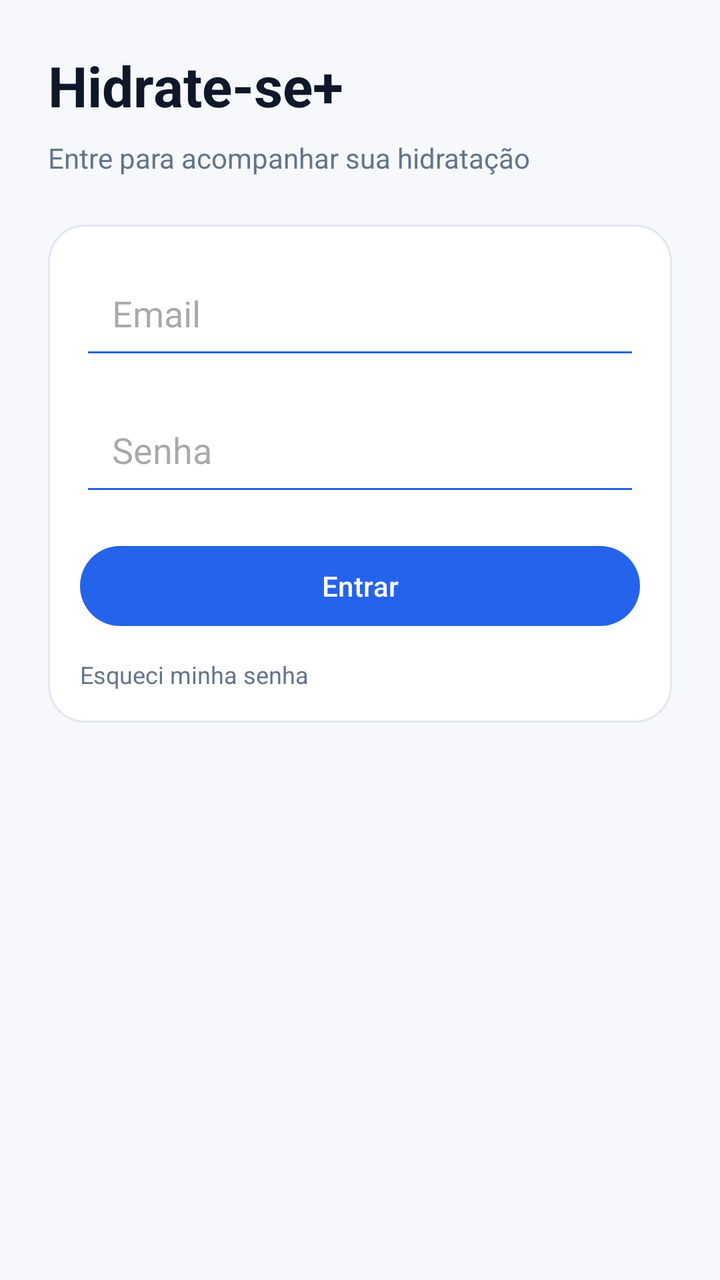
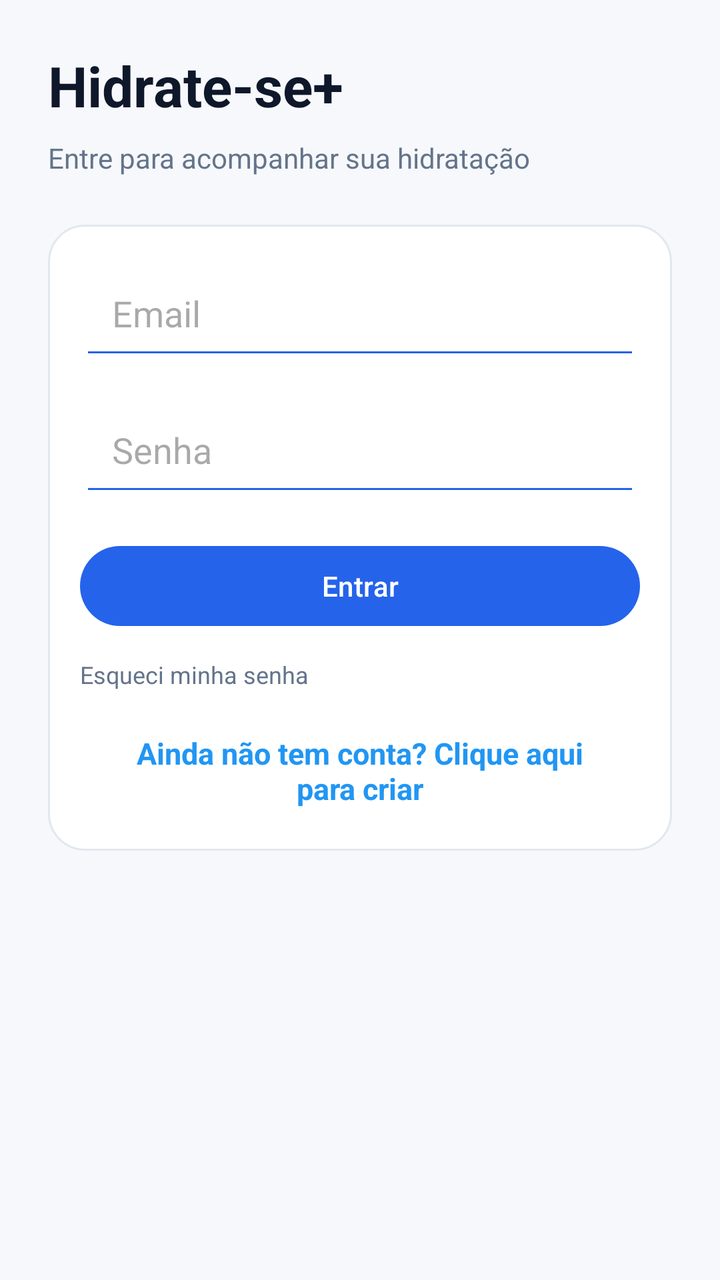

An Android layout rendered at two revisions. The XML below is the earlier revision; the diff shows what the commit changed to produce the second picture.
<!-- AndroidManifest.xml: application theme Theme.Hidratese -->
<!-- res/layout/activity_login.xml -->
<?xml version="1.0" encoding="utf-8"?>
<androidx.constraintlayout.widget.ConstraintLayout xmlns:android="http://schemas.android.com/apk/res/android"
    xmlns:app="http://schemas.android.com/apk/res-auto"
    android:layout_width="match_parent"
    android:layout_height="match_parent"
    android:padding="@dimen/space_lg"
    android:background="@color/bg">

    <TextView
        android:id="@+id/tvTitle"
        android:layout_width="0dp"
        android:layout_height="wrap_content"
        android:text="Hidrate-se+"
        android:textSize="28sp"
        android:textStyle="bold"
        android:textColor="@color/text"
        app:layout_constraintTop_toTopOf="parent"
        app:layout_constraintStart_toStartOf="parent"
        app:layout_constraintEnd_toEndOf="parent"/>

    <TextView
        android:id="@+id/tvSubtitle"
        android:layout_width="0dp"
        android:layout_height="wrap_content"
        android:layout_marginTop="@dimen/space_xs"
        android:text="Entre para acompanhar sua hidratação"
        android:textSize="@dimen/text_subtitle"
        android:textColor="@color/text_muted"
        app:layout_constraintTop_toBottomOf="@id/tvTitle"
        app:layout_constraintStart_toStartOf="parent"
        app:layout_constraintEnd_toEndOf="parent"/>

    <LinearLayout
        android:id="@+id/cardLogin"
        android:layout_width="0dp"
        android:layout_height="wrap_content"
        android:layout_marginTop="@dimen/space_lg"
        android:background="@drawable/bg_card"
        android:orientation="vertical"
        android:padding="@dimen/space_md"
        app:layout_constraintTop_toBottomOf="@id/tvSubtitle"
        app:layout_constraintStart_toStartOf="parent"
        app:layout_constraintEnd_toEndOf="parent">

        <EditText
            android:id="@+id/etEmail"
            android:layout_width="match_parent"
            android:layout_height="wrap_content"
            android:hint="@string/email"
            android:inputType="textEmailAddress"
            android:padding="@dimen/space_md"
            android:backgroundTint="@color/brand"
            android:textColor="@color/text" />

        <EditText
            android:id="@+id/etPassword"
            android:layout_width="match_parent"
            android:layout_height="wrap_content"
            android:layout_marginTop="@dimen/space_sm"
            android:hint="@string/password"
            android:inputType="textPassword"
            android:padding="@dimen/space_md"
            android:backgroundTint="@color/brand"
            android:textColor="@color/text" />

        <Button
            android:id="@+id/btnEnter"
            android:layout_width="match_parent"
            android:layout_height="wrap_content"
            android:layout_marginTop="@dimen/space_md"
            android:text="@string/enter" />

        <TextView
            android:layout_width="match_parent"
            android:layout_height="wrap_content"
            android:layout_marginTop="@dimen/space_sm"
            android:text="Esqueci minha senha"
            android:textColor="@color/text_muted"
            android:textSize="12sp" />
    </LinearLayout>

</androidx.constraintlayout.widget.ConstraintLayout>
<!-- resources referenced by this layout -->
<resources>
  <color name="bg">#F6F8FB</color>
  <color name="brand">#2563EB</color>
  <color name="text">#0F172A</color>
  <color name="text_muted">#64748B</color>
  <dimen name="space_lg">24dp</dimen>
  <dimen name="space_md">16dp</dimen>
  <dimen name="space_sm">12dp</dimen>
  <dimen name="space_xs">8dp</dimen>
  <dimen name="text_subtitle">14sp</dimen>
  <!-- drawable bg_card (drawable) -->
  <?xml version="1.0" encoding="utf-8"?>
  <shape xmlns:android="http://schemas.android.com/apk/res/android">
      <solid android:color="@color/surface" />
  
      <stroke
          android:width="1dp"
          android:color="@color/stroke" />
  
      <corners android:radius="@dimen/radius_lg" />
  
      <padding
          android:left="@dimen/space_md"
          android:top="@dimen/space_md"
          android:right="@dimen/space_md"
          android:bottom="@dimen/space_md" />
  </shape>
  <string name="email">Email</string>
  <string name="enter">Entrar</string>
  <string name="password">Senha</string>
  <style name="Theme.Hidratese" parent="Theme.Material3.DayNight.NoActionBar">
          <item name="colorPrimary">@color/brand</item>
          <item name="colorOnPrimary">@color/surface</item>
          <item name="colorSecondary">@color/brand_dark</item>
  
          <item name="android:statusBarColor">@color/bg</item>
          <item name="android:navigationBarColor">@color/bg</item>
  
          <item name="android:windowBackground">@color/bg</item>
  
          <item name="android:textColorPrimary">@color/text</item>
          <item name="android:textColorSecondary">@color/text_muted</item>
  
          
          <item name="android:forceDarkAllowed" tools:targetApi="q">false</item>
      </style>
  <color name="surface">#FFFFFF</color>
  <color name="stroke">#E2E8F0</color>
  <dimen name="radius_lg">18dp</dimen>
  <color name="brand_dark">#1D4ED8</color>
</resources>

<!-- the commit's change to res/layout/activity_login.xml (unified diff, before → after) -->
@@ -77,6 +77,22 @@
             android:text="Esqueci minha senha"
             android:textColor="@color/text_muted"
             android:textSize="12sp" />
+
+        <TextView
+            android:id="@+id/tvGoToRegister"
+            android:layout_width="wrap_content"
+            android:layout_height="48dp"
+            android:layout_marginTop="16dp"
+            android:clickable="true"
+            android:focusable="true"
+            android:gravity="center"
+            android:minWidth="48dp"
+            android:paddingStart="16dp"
+            android:paddingEnd="16dp"
+            android:text="Ainda não tem conta? Clique aqui para criar"
+            android:textColor="#2196F3"
+            android:textSize="15sp"
+            android:textStyle="bold" />
     </LinearLayout>
 
 </androidx.constraintlayout.widget.ConstraintLayout>
